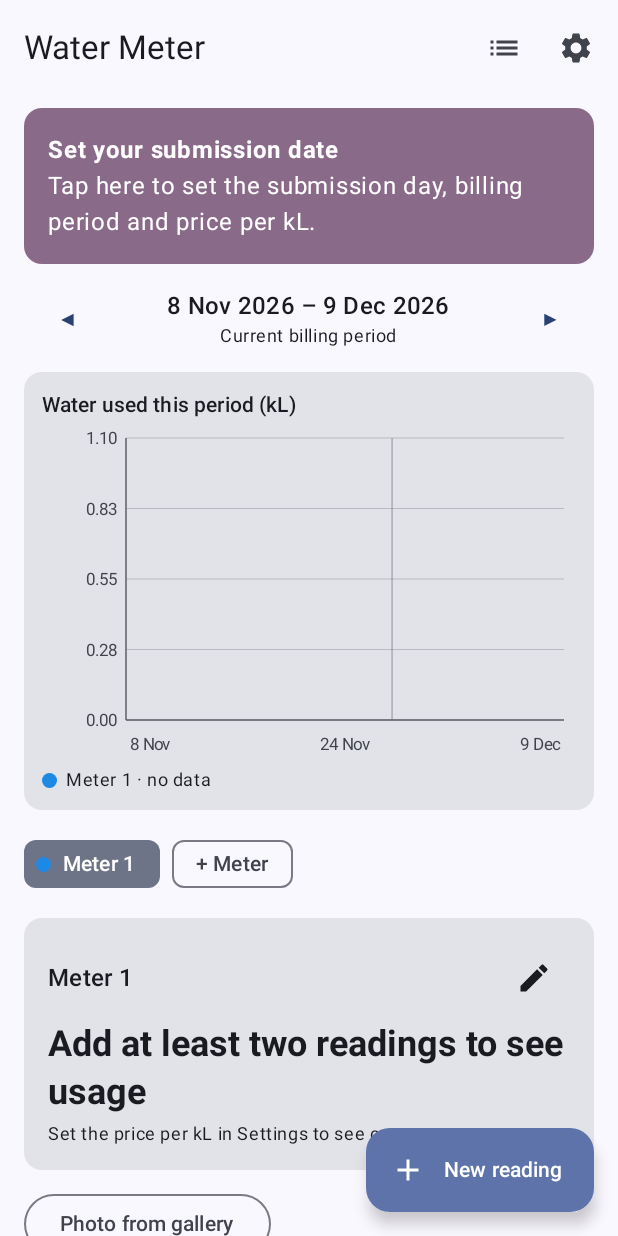
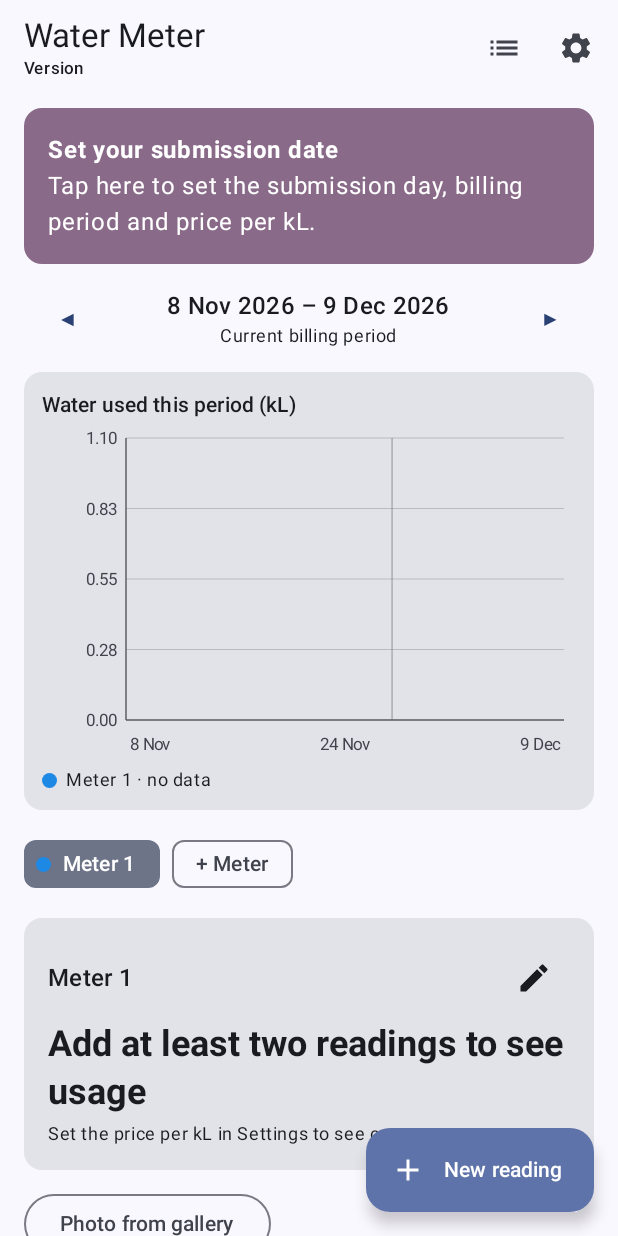
Before and after one commit to riaanstruwig1/water-meter-app, an Android app built with Jetpack Compose: the screen it shows after launch (MainActivity), on a phone screen of 412 x 824 dp. Run offline under Robolectric (Android 15) with nearby library versions, the phone set to English and light mode, and no system bars.

Commit message:
Give every build a visible version number
versionName is appVersion.<GitHub run number> (e.g. 0.3.7), shown under
the app title and in Settings; the CI artifact and APK file are named
water-meter-v<version>.

Co-Authored-By: Claude Opus 5.5 <noreply@anthropic.com>
Claude-Session: https://claude.ai/code/session_01JGf2jLYeHWAerV8VDVNUHz

```diff
--- a/app/src/main/java/com/watermeter/app/ui/Screens.kt
+++ b/app/src/main/java/com/watermeter/app/ui/Screens.kt
@@ -75,6 +75,7 @@ import androidx.compose.ui.platform.LocalContext
 import androidx.compose.ui.text.font.FontWeight
 import androidx.compose.ui.text.input.KeyboardType
 import androidx.compose.ui.unit.dp
+import com.watermeter.app.BuildConfig
 import com.watermeter.app.data.BillingPeriod
 import com.watermeter.app.data.IdSource
 import com.watermeter.app.data.Meter
@@ -231,7 +232,12 @@ private fun HomeScreen(
     Scaffold(
         topBar = {
             TopAppBar(
-                title = { Text("Water Meter") },
+                title = {
+                    Column {
+                        Text("Water Meter")
+                        Text("Version ${BuildConfig.VERSION_NAME}", style = MaterialTheme.typography.labelSmall)
+                    }
+                },
                 actions = {
                     IconButton(onClick = onMeters) { Icon(Icons.AutoMirrored.Filled.List, contentDescription = "Meters") }
                     IconButton(onClick = onSettings) { Icon(Icons.Default.Settings, contentDescription = "Settings") }
@@ -563,6 +569,8 @@ private fun SettingsScreen(state: AppState, onDone: () -> Unit) {
                 style = MaterialTheme.typography.bodySmall,
             )
 
+            Text("App version ${BuildConfig.VERSION_NAME}", style = MaterialTheme.typography.bodySmall)
+
             HorizontalDivider()
             Button(enabled = price != null, onClick = {
                 state.saveSettings(day, hour, minute, periodStart, periodEnd, price ?: 0.0, currency.trim().ifBlank { "R" })
--- a/gradle.properties
+++ b/gradle.properties
@@ -2,3 +2,6 @@ org.gradle.jvmargs=-Xmx2048m -Dfile.encoding=UTF-8
 android.useAndroidX=true
 kotlin.code.style=official
 android.nonTransitiveRClass=true
+
+# App version shown to users is appVersion.<GitHub Actions run number>, e.g. 0.3.7
+appVersion=0.3
```
Also changed, not shown: app/build.gradle.kts (+7 -2 lines), 2 other files.
